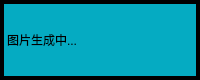
mysondrink/qt0922, file gui/testinfo.ui: the form before one commit.
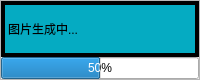
The form after the commit.

The edit to the form file:
```diff
--- a/gui/testinfo.ui
+++ b/gui/testinfo.ui
@@ -13,30 +13,51 @@
   <property name="windowTitle">
    <string>Form</string>
   </property>
+  <layout class="QVBoxLayout" name="verticalLayout_2">
+   <property name="spacing">
+    <number>0</number>
+   </property>
+   <property name="leftMargin">
+    <number>0</number>
+   </property>
+   <property name="topMargin">
+    <number>0</number>
+   </property>
+   <property name="rightMargin">
+    <number>0</number>
+   </property>
+   <property name="bottomMargin">
+    <number>0</number>
+   </property>
+   <item>
   <widget class="QFrame" name="frame">
-   <property name="geometry">
-    <rect>
-     <x>0</x>
-     <y>0</y>
-     <width>200</width>
-     <height>80</height>
-    </rect>
-   </property>
    <property name="frameShape">
     <enum>QFrame::StyledPanel</enum>
    </property>
    <property name="frameShadow">
     <enum>QFrame::Raised</enum>
    </property>
+     <property name="lineWidth">
+      <number>1</number>
+     </property>
+     <layout class="QVBoxLayout" name="verticalLayout">
+      <property name="spacing">
+       <number>0</number>
+      </property>
+      <property name="leftMargin">
+       <number>0</number>
+      </property>
+      <property name="topMargin">
+       <number>0</number>
+      </property>
+      <property name="rightMargin">
+       <number>0</number>
+      </property>
+      <property name="bottomMargin">
+       <number>0</number>
+      </property>
+      <item>
    <widget class="QLabel" name="label">
-    <property name="geometry">
-     <rect>
-      <x>0</x>
-      <y>0</y>
-      <width>200</width>
-      <height>80</height>
-     </rect>
-    </property>
     <property name="styleSheet">
      <string notr="true">QLabel {
 font: 20pt &quot;宋体&quot;;
@@ -47,8 +68,35 @@
     <property name="text">
      <string>图片生成中...</string>
     </property>
-   </widget>
-  </widget>
+        <property name="textFormat">
+         <enum>Qt::PlainText</enum>
+        </property>
+       </widget>
+      </item>
+      <item>
+       <widget class="QProgressBar" name="progressBar">
+        <property name="sizePolicy">
+         <sizepolicy hsizetype="Preferred" vsizetype="Fixed">
+          <horstretch>0</horstretch>
+          <verstretch>0</verstretch>
+         </sizepolicy>
+        </property>
+        <property name="styleSheet">
+         <string notr="true">QProgressBar#progressBar
+{
+text-align:center;/*文本位置*/
+font: 20pt &quot;宋体&quot;;
+}</string>
+        </property>
+        <property name="value">
+         <number>50</number>
+        </property>
+       </widget>
+      </item>
+     </layout>
+    </widget>
+   </item>
+  </layout>
  </widget>
  <resources/>
  <connections/>
```
Lines whose indentation alone changed are shown as unchanged.
